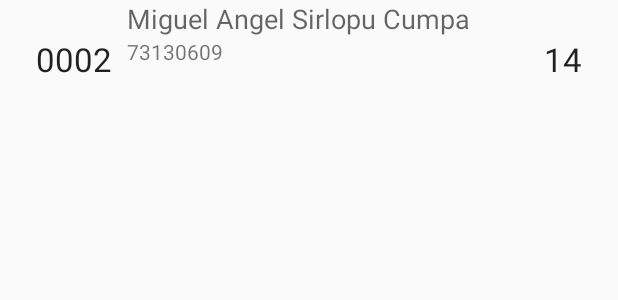
After one commit to AnguelSC/Proyecto-Cine-Android-2016, an Android app: the layout pasaje.xml on its own in the app's theme, with its tools: preview values and no code run, on a phone screen of 412 x 824 dp. The commit adds this screen. Shown: the top 300 px of the screen. Run offline under Robolectric (Android 15) with nearby library versions, the phone set to English and light mode, and no system bars.

Commit message:
Clases Pasajes y PPT

```diff
--- a/Listado/app/src/main/java/com/ceti/listado/Pelicula.java
+++ b/Listado/app/src/main/java/com/ceti/listado/Pelicula.java
@@ -1,12 +1,8 @@
 package com.ceti.listado;
 
-/**
- * Created by Adrian-OTI on 18/07/2016.
- */
 public class Pelicula {
     private String Titulo;
     private int imagen;
-
 
     public Pelicula(String Titulo,int imagen){
         this.Titulo = Titulo;
--- /dev/null
+++ b/Listado/app/src/main/res/layout/pasaje.xml
@@ -0,0 +1,45 @@
+<?xml version="1.0" encoding="utf-8"?>
+<RelativeLayout xmlns:android="http://schemas.android.com/apk/res/android"
+    android:orientation="horizontal" android:layout_width="match_parent"
+    android:layout_height="match_parent">
+
+    <TextView
+        android:layout_width="wrap_content"
+        android:layout_height="wrap_content"
+        android:textAppearance="?android:attr/textAppearanceLarge"
+        android:text="0002"
+        android:id="@+id/textView2"
+        android:layout_marginStart="24dp"
+        android:layout_alignTop="@+id/textView4"
+        android:layout_alignParentStart="true" />
+
+    <TextView
+        android:layout_width="wrap_content"
+        android:layout_height="wrap_content"
+        android:textAppearance="?android:attr/textAppearanceMedium"
+        android:text="Miguel Angel Sirlopu Cumpa"
+        android:id="@+id/textView3"
+        android:layout_alignParentTop="true"
+        android:layout_toEndOf="@+id/textView2"
+        android:paddingLeft="10dp" />
+
+    <TextView
+        android:layout_width="wrap_content"
+        android:layout_height="wrap_content"
+        android:textAppearance="?android:attr/textAppearanceSmall"
+        android:text="73130609"
+        android:id="@+id/textView4"
+        android:layout_below="@+id/textView3"
+        android:layout_toEndOf="@+id/textView2"
+        android:paddingLeft="10dp" />
+
+    <TextView
+        android:layout_width="wrap_content"
+        android:layout_height="wrap_content"
+        android:textAppearance="?android:attr/textAppearanceLarge"
+        android:text="14"
+        android:id="@+id/textView5"
+        android:layout_below="@+id/textView3"
+        android:layout_alignParentEnd="true"
+        android:layout_marginEnd="24dp" />
+</RelativeLayout>
```
Also changed, not shown: Listado/app/build.gradle (+8 -0 lines), Listado/app/src/main/java/com/ceti/listado/MainActivity.java (+9 -0 lines), Listado/app/src/main/java/com/ceti/listado/Modelos/Pasaje.java (added, +37 -0 lines), Listado/app/src/main/java/com/ceti/listado/Modelos/Persona.java (added, +36 -0 lines), 1 other file.
